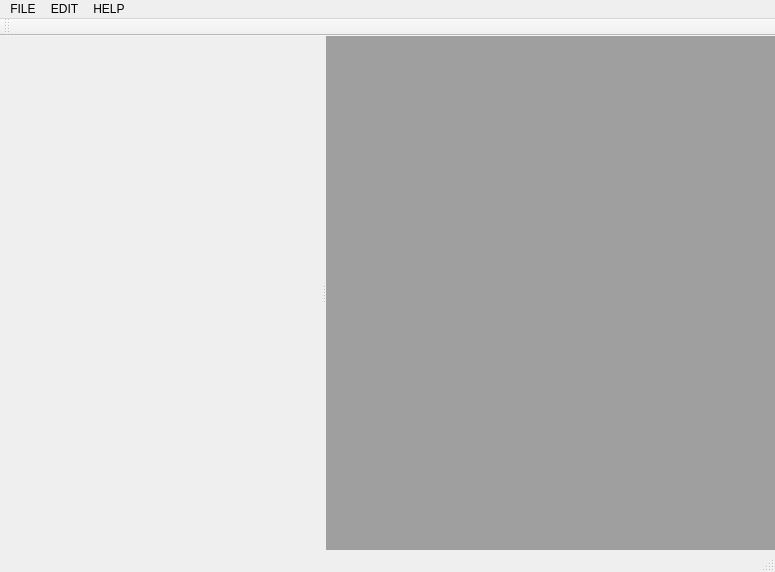
Before: the Qt Designer form View/mainwindow.ui in ricardobusta/pixelbooster, drawn with Qt 5.
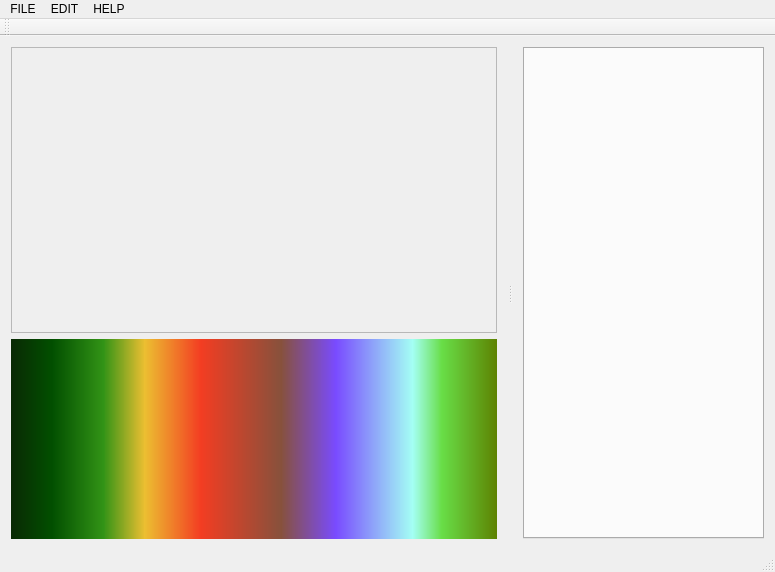
After: the same form once the commit is applied. Custom widgets are drawn as their Qt base class.

Diff of the .ui file:
```diff
--- a/View/mainwindow.ui
+++ b/View/mainwindow.ui
@@ -14,7 +14,7 @@
    <string>MainWindow</string>
   </property>
   <widget class="QWidget" name="centralWidget">
-   <layout class="QVBoxLayout" name="verticalLayout">
+   <layout class="QHBoxLayout" name="horizontalLayout">
     <property name="spacing">
      <number>0</number>
     </property>
@@ -42,23 +42,123 @@
        <bool>false</bool>
       </property>
       <widget class="QWidget" name="widget" native="true">
-       <layout class="QVBoxLayout" name="verticalLayout_2">
+       <layout class="QVBoxLayout" name="verticalLayout">
         <item>
-         <widget class="QWidget" name="widget_3" native="true"/>
+         <widget class="QScrollArea" name="scrollArea">
+          <property name="widgetResizable">
+           <bool>true</bool>
+          </property>
+          <widget class="QWidget" name="scrollAreaWidgetContents">
+           <property name="geometry">
+            <rect>
+             <x>0</x>
+             <y>0</y>
+             <width>494</width>
+             <height>293</height>
+            </rect>
+           </property>
+           <layout class="QGridLayout" name="gridLayout_2">
+            <item row="0" column="1">
+             <spacer name="verticalSpacer">
+              <property name="orientation">
+               <enum>Qt::Vertical</enum>
+              </property>
+              <property name="sizeHint" stdset="0">
+               <size>
+                <width>20</width>
+                <height>5</height>
+               </size>
+              </property>
+             </spacer>
+            </item>
+            <item row="1" column="0">
+             <spacer name="horizontalSpacer">
+              <property name="orientation">
+               <enum>Qt::Horizontal</enum>
+              </property>
+              <property name="sizeHint" stdset="0">
+               <size>
+                <width>111</width>
+                <height>20</height>
+               </size>
+              </property>
+             </spacer>
+            </item>
+            <item row="1" column="1">
+             <widget class="EditCanvasWidget" name="widget_3" native="true">
+              <property name="minimumSize">
+               <size>
+                <width>0</width>
+                <height>0</height>
+               </size>
+              </property>
+             </widget>
+            </item>
+            <item row="1" column="2">
+             <spacer name="horizontalSpacer_2">
+              <property name="orientation">
+               <enum>Qt::Horizontal</enum>
+              </property>
+              <property name="sizeHint" stdset="0">
+               <size>
+                <width>110</width>
+                <height>20</height>
+               </size>
+              </property>
+             </spacer>
+            </item>
+            <item row="2" column="1">
+             <spacer name="verticalSpacer_2">
+              <property name="orientation">
+               <enum>Qt::Vertical</enum>
+              </property>
+              <property name="sizeHint" stdset="0">
+               <size>
+                <width>20</width>
+                <height>5</height>
+               </size>
+              </property>
+             </spacer>
+            </item>
+           </layout>
+          </widget>
+         </widget>
         </item>
         <item>
-         <widget class="QWidget" name="widget_2" native="true">
+         <widget class="QWidget" name="widget_4" native="true">
           <property name="minimumSize">
            <size>
-            <width>300</width>
-            <height>0</height>
+            <width>0</width>
+            <height>200</height>
            </size>
           </property>
+          <property name="styleSheet">
+           <string notr="true">background-color: qlineargradient(spread:pad, x1:0, y1:0, x2:1, y2:0, stop:0 rgba(9, 41, 4, 255), stop:0.085 rgba(2, 79, 0, 255), stop:0.19 rgba(50, 147, 22, 255), stop:0.275 rgba(236, 191, 49, 255), stop:0.39 rgba(243, 61, 34, 255), stop:0.555 rgba(135, 81, 60, 255), stop:0.667 rgba(121, 75, 255, 255), stop:0.825 rgba(164, 255, 244, 255), stop:0.885 rgba(104, 222, 71, 255), stop:1 rgba(93, 128, 0, 255));</string>
+          </property>
          </widget>
         </item>
        </layout>
       </widget>
-      <widget class="QMdiArea" name="mdiArea"/>
+      <widget class="QWidget" name="widget_5" native="true">
+       <layout class="QVBoxLayout" name="verticalLayout_2">
+        <item>
+         <widget class="QTabWidget" name="tabWidget">
+          <property name="currentIndex">
+           <number>-1</number>
+          </property>
+          <property name="tabsClosable">
+           <bool>true</bool>
+          </property>
+          <property name="movable">
+           <bool>true</bool>
+          </property>
+          <property name="tabBarAutoHide">
+           <bool>false</bool>
+          </property>
+         </widget>
+        </item>
+       </layout>
+      </widget>
      </widget>
     </item>
    </layout>
@@ -152,6 +252,14 @@
   </action>
  </widget>
  <layoutdefault spacing="6" margin="11"/>
+ <customwidgets>
+  <customwidget>
+   <class>EditCanvasWidget</class>
+   <extends>QWidget</extends>
+   <header>widgets/editcanvaswidget.h</header>
+   <container>1</container>
+  </customwidget>
+ </customwidgets>
  <resources/>
  <connections/>
 </ui>
```
Left out of the diff: 6 changed lines with no effect on the pictures.
